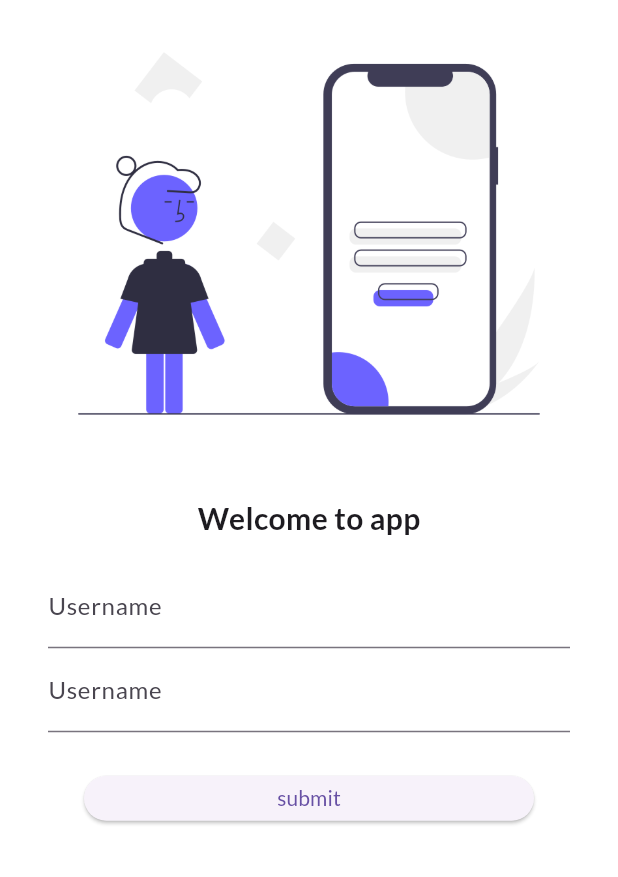
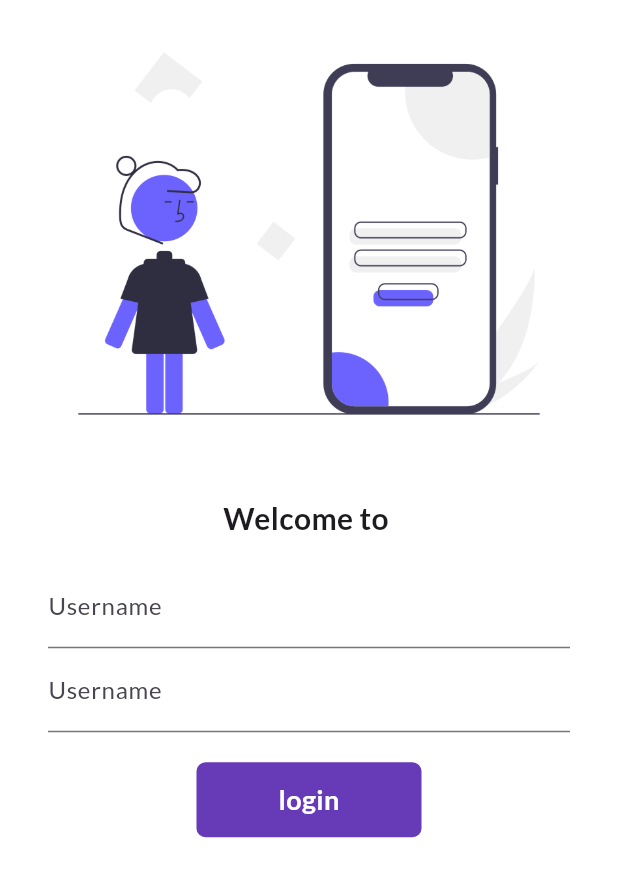
Before and after one commit to brd2002/30_days_flutter_practice, a Flutter app: the screen it shows after launch, on a phone screen of 412 x 824 dp. Shown: the top 877 px of the screen. Run offline on Flutter 3.47's test engine with Material 3 defaults, Android fonts, the phone set to English and light mode, and no system bars; our stand-ins replace google_fonts.

Commit message:
complete day 6

```diff
--- a/lib/pages/login_page.dart
+++ b/lib/pages/login_page.dart
@@ -9,6 +9,8 @@
 }
 
 class _LoginPageState extends State<LoginPage> {
+  String name = "";
+  bool changeButton = false;
   @override
   Widget build(BuildContext context) {
     return Material(
@@ -21,7 +23,7 @@
               height: 20,
             ),
             Text(
-              "Welcome to app",
+              "Welcome to $name",
               style: TextStyle(
                 fontWeight: FontWeight.bold,
                 fontSize: 20,
@@ -32,6 +34,10 @@
               child: Column(
                 children: [
                   TextFormField(
+                    onChanged: (val) {
+                      name = val;
+                      setState(() {});
+                    },
                     decoration: InputDecoration(
                         hintText: "enter your username",
                         labelText: "Username "),
@@ -45,14 +51,49 @@
                   SizedBox(
                     height: 20,
                   ),
-                  ElevatedButton(
-                    onPressed: () {
-                      print("hi bharat");
+                  InkWell(
+                    onTap: () async {
+
+                      setState(() {
+                        changeButton = true;
+                      });
+                      await Future.delayed(Duration(seconds: 1));
                       Navigator.pushNamed(context, MyRoutes.homeRoute);
                     },
-                    child: Text("submit"),
-                    style: TextButton.styleFrom(minimumSize: Size(300, 30)),
+                    child: AnimatedContainer(
+                      duration: Duration(seconds: 1),
+                      height: 50,
+                      width: changeButton ? 50 : 150,
+                      alignment: Alignment.center,
+                      decoration: BoxDecoration(
+                        color: Colors.deepPurple,
+                        // shape:
+                        //     changeButton ? BoxShape.circle : BoxShape.rectangle,
+                        borderRadius:
+                            BorderRadius.circular(changeButton ? 50 : 6),
+                      ),
+                      child: changeButton
+                          ? Icon(
+                              Icons.done,
+                              color: Colors.white,
+                            )
+                          : Text(
+                              "login",
+                              style: TextStyle(
+                                  color: Colors.white,
+                                  fontSize: 18,
+                                  fontWeight: FontWeight.bold),
+                            ),
+                    ),
                   )
+                  // ElevatedButton(
+                  //   onPressed: () {
+                  //     print("hi bharat");
+                  //     );
+                  //   },
+                  //   child: Text("submit"),
+                  //   style: TextButton.styleFrom(minimumSize: Size(300, 30)),
+                  // )
                 ],
               ),
             ),
```
